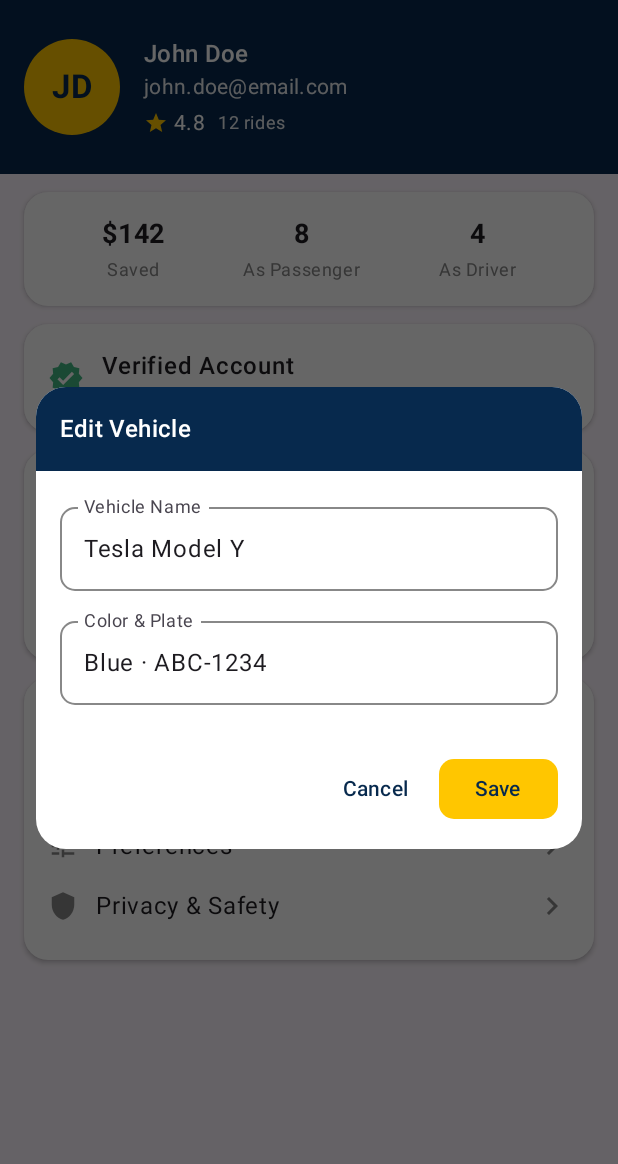
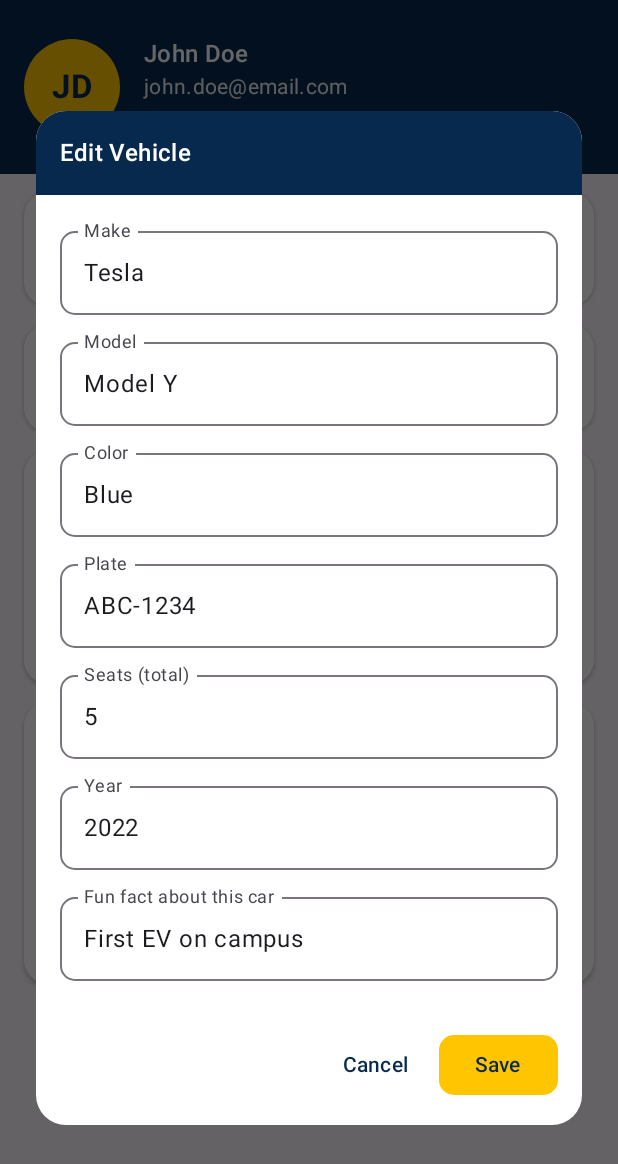
Before and after one commit to bookwalamustafa/Find-My-Ride, an Android app built with Jetpack Compose: the composable ProfileRoute shown on its own in the app's theme, after a tap on "Tesla Model Y", on a phone screen of 412 x 824 dp. Shown: the top 1164 px of the screen. Run offline under Robolectric (Android 15) with nearby library versions, the phone set to English and light mode, and no system bars; 1 statement that could not run was skipped.

Commit message:
feature(profile_screen): make profile page align more with the database elements

```diff
--- a/app/composeApp/src/commonMain/kotlin/com/example/demo/feature/profile/ProfileScreen.kt
+++ b/app/composeApp/src/commonMain/kotlin/com/example/demo/feature/profile/ProfileScreen.kt
@@ -57,10 +57,10 @@
             VehiclesCard(state, onEvent)
             SettingsCard()
         }
+    }
 
-        if (state.isVehicleDialogOpen) {
-            VehicleEditDialog(state, onEvent)
-        }
+    if (state.isVehicleDialogOpen) {
+        VehicleEditDialog(state, onEvent)
     }
 }
 
@@ -270,9 +270,17 @@
                         )
                         Spacer(Modifier.width(12.dp))
                         Column(modifier = Modifier.weight(1f)) {
-                            Text(vehicle.name, fontWeight = FontWeight.SemiBold)
                             Text(
-                                vehicle.colorAndPlate,
+                                "${vehicle.make} ${vehicle.model}",
+                                fontWeight = FontWeight.SemiBold
+                            )
+                            Text(
+                                "${vehicle.color} · ${vehicle.plate}",
+                                style = MaterialTheme.typography.bodySmall,
+                                color = Color.Gray
+                            )
+                            Text(
+                                "${vehicle.seatsTotal} seats · ${vehicle.year}",
                                 style = MaterialTheme.typography.bodySmall,
                                 color = Color.Gray
                             )
@@ -288,6 +296,7 @@
         }
     }
 }
+
 
 @Composable
 private fun SettingsCard() {
@@ -349,6 +358,8 @@
     state: ProfileUiState,
     onEvent: (ProfileEvent) -> Unit
 ) {
+    val edit = state.vehicleEdit
+
     Dialog(onDismissRequest = { onEvent(ProfileEvent.VehicleDialogDismissed) }) {
         Box(
             modifier = Modifier
@@ -358,11 +369,10 @@
                 .background(Color.White)
         ) {
             Column(
-                modifier = Modifier
-                    .fillMaxWidth()
+                modifier = Modifier.fillMaxWidth()
             ) {
 
-                // --------- TITLE BAR (DREXEL BLUE) --------- //
+                // Header
                 Box(
                     modifier = Modifier
                         .fillMaxWidth()
@@ -377,54 +387,73 @@
                     )
                 }
 
-                // --------- CONTENT --------- //
                 Column(
-                    modifier = Modifier
-                        .padding(16.dp),
-                    verticalArrangement = Arrangement.spacedBy(12.dp)
+                    modifier = Modifier.padding(16.dp),
+                    verticalArrangement = Arrangement.spacedBy(10.dp)
                 ) {
-
                     OutlinedTextField(
-                        value = state.editingVehicleName,
-                        onValueChange = { onEvent(ProfileEvent.EditVehicleNameChanged(it)) },
-                        label = { Text("Vehicle Name") },
+                        value = edit.make,
+                        onValueChange = { onEvent(ProfileEvent.VehicleEditMakeChanged(it)) },
+                        label = { Text("Make") },
                         shape = RoundedCornerShape(10.dp),
-                        colors = OutlinedTextFieldDefaults.colors(
-                            focusedBorderColor = DrexelBlue,
-                            unfocusedBorderColor = Color.Gray
-                        ),
                         modifier = Modifier.fillMaxWidth()
                     )
-
                     OutlinedTextField(
-                        value = state.editingVehicleDetails,
-                        onValueChange = { onEvent(ProfileEvent.EditVehicleDetailsChanged(it)) },
-                        label = { Text("Color & Plate") },
+                        value = edit.model,
+                        onValueChange = { onEvent(ProfileEvent.VehicleEditModelChanged(it)) },
+                        label = { Text("Model") },
                         shape = RoundedCornerShape(10.dp),
-                        colors = OutlinedTextFieldDefaults.colors(
-                            focusedBorderColor = DrexelBlue,
-                            unfocusedBorderColor = Color.Gray
-                        ),
+                        modifier = Modifier.fillMaxWidth()
+                    )
+                    OutlinedTextField(
+                        value = edit.color,
+                        onValueChange = { onEvent(ProfileEvent.VehicleEditColorChanged(it)) },
+                        label = { Text("Color") },
+                        shape = RoundedCornerShape(10.dp),
+                        modifier = Modifier.fillMaxWidth()
+                    )
+                    OutlinedTextField(
+                        value = edit.plate,
+                        onValueChange = { onEvent(ProfileEvent.VehicleEditPlateChanged(it)) },
+                        label = { Text("Plate") },
+                        shape = RoundedCornerShape(10.dp),
+                        modifier = Modifier.fillMaxWidth()
+                    )
+                    OutlinedTextField(
+                        value = edit.seatsTotal,
+                        onValueChange = { onEvent(ProfileEvent.VehicleEditSeatsChanged(it)) },
+                        label = { Text("Seats (total)") },
+                        shape = RoundedCornerShape(10.dp),
+                        modifier = Modifier.fillMaxWidth()
+                    )
+                    OutlinedTextField(
+                        value = edit.year,
+                        onValueChange = { onEvent(ProfileEvent.VehicleEditYearChanged(it)) },
+                        label = { Text("Year") },
+                        shape = RoundedCornerShape(10.dp),
+                        modifier = Modifier.fillMaxWidth()
+                    )
+                    OutlinedTextField(
+                        value = edit.funFact,
+                        onValueChange = { onEvent(ProfileEvent.VehicleEditFunFactChanged(it)) },
+                        label = { Text("Fun fact about this car") },
+                        shape = RoundedCornerShape(10.dp),
                         modifier = Modifier.fillMaxWidth()
                     )
                 }
 
-                // --------- ACTION BUTTONS --------- //
                 Row(
                     modifier = Modifier
                         .fillMaxWidth()
                         .padding(16.dp),
                     horizontalArrangement = Arrangement.End
                 ) {
-
                     TextButton(
                         onClick = { onEvent(ProfileEvent.VehicleDialogDismissed) }
                     ) {
                         Text("Cancel", color = DrexelBlue)
                     }
-
                     Spacer(Modifier.width(8.dp))
-
                     Button(
                         onClick = { onEvent(ProfileEvent.SaveVehicleChanges) },
                         colors = ButtonDefaults.buttonColors(
--- a/app/composeApp/src/commonMain/kotlin/com/example/demo/feature/profile/ProfileUiState.kt
+++ b/app/composeApp/src/commonMain/kotlin/com/example/demo/feature/profile/ProfileUiState.kt
@@ -2,8 +2,27 @@
 
 data class VehicleUi(
     val id: Int,
-    val name: String,
-    val colorAndPlate: String
+    val ownerUserId: Int,
+    val make: String,
+    val model: String,
+    val color: String,
+    val plate: String,
+    val seatsTotal: Int,
+    val year: Int,
+    val funFact: String
+)
+
+// Used only while editing in the dialog
+data class VehicleEditState(
+    val id: Int? = null,
+    val ownerUserId: Int? = null,
+    val make: String = "",
+    val model: String = "",
+    val color: String = "",
+    val plate: String = "",
+    val seatsTotal: String = "",   // keep as String for text field
+    val year: String = "",
+    val funFact: String = ""
 )
 
 data class ProfileUiState(
@@ -18,14 +37,18 @@
     val vehicles: List<VehicleUi> = listOf(
         VehicleUi(
             id = 1,
-            name = "Tesla Model Y",
-            colorAndPlate = "Blue · ABC-1234"
+            ownerUserId = 42, // placeholder
+            make = "Tesla",
+            model = "Model Y",
+            color = "Blue",
+            plate = "ABC-1234",
+            seatsTotal = 5,
+            year = 2022,
+            funFact = "First EV on campus"
         )
     ),
 
-    // dialog editing state
+    // dialog / editing state
     val isVehicleDialogOpen: Boolean = false,
-    val editingVehicleId: Int? = null,
-    val editingVehicleName: String = "",
-    val editingVehicleDetails: String = "",
+    val vehicleEdit: VehicleEditState = VehicleEditState()
 )
```
Also changed, not shown: app/composeApp/src/commonMain/kotlin/com/example/demo/feature/profile/ProfileEvent.kt (+10 -3 lines), app/composeApp/src/commonMain/kotlin/com/example/demo/feature/profile/ProfileViewModel.kt (+57 -23 lines).
